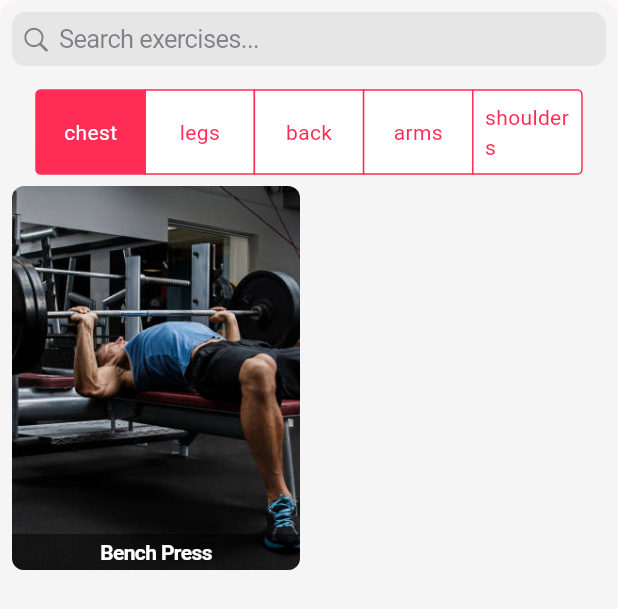
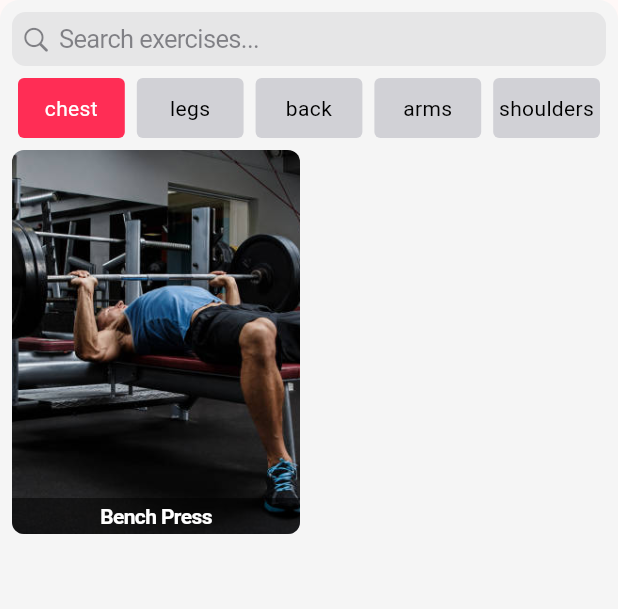
Before and after one commit to ChabanovX/gym-tracker, a Flutter app: the AddExercisePopup widget shown alone on an empty page, opened directly with empty values, after a tap on "chest", on a phone screen of 412 x 824 dp. Shown: the top 609 px of the screen. Run offline on Flutter 3.47's test engine with Material 3 defaults, Android fonts, the phone set to English and light mode, and no system bars; our stand-ins replace flutter_bloc, get_it, hive, hive_flutter; accounts and stored records are empty.

Commit message:
Fixed filtering design

```diff
--- a/lib/main.dart
+++ b/lib/main.dart
@@ -2,6 +2,7 @@ import 'package:flutter/cupertino.dart';
 import 'package:flutter_bloc/flutter_bloc.dart';
 import 'package:gymgym/models/duration_adapter.dart';
 import 'package:hive_flutter/hive_flutter.dart';
+import 'package:flutter/services.dart';
 
 import 'blocs/workout_bloc/workout_bloc.dart';
 import 'blocs/workout_bloc/workout_event.dart';
@@ -27,10 +28,9 @@ void main() async {
   // Set up dependencies injection
   setUpDependencies();
 
-  // TODO: DELETE
-  // import '../repositories/workout_repository.dart';
-  // var exercises = await getIt<WorkoutRepository>().getAllWorkouts();
-  // print(exercises[0].exerciseIds);
+  SystemChrome.setPreferredOrientations([
+    DeviceOrientation.portraitUp,
+  ]);
 
   runApp(const MainApp());
 }
--- a/lib/presentation/widgets/add_exercise_surface_popup.dart
+++ b/lib/presentation/widgets/add_exercise_surface_popup.dart
@@ -68,7 +68,8 @@ class _AddExercisePopupState extends State<AddExercisePopup> {
 
   Widget _buildSearchField() {
     return Padding(
-      padding: const EdgeInsets.all(8.0),
+      // padding: const EdgeInsets.all(8.0),
+      padding: const EdgeInsets.fromLTRB(8, 8, 8, 0),
       child: CupertinoSearchTextField(
         placeholder: 'Search exercises...',
         onChanged: (text) {
@@ -80,30 +81,54 @@ class _AddExercisePopupState extends State<AddExercisePopup> {
 
 Widget _buildCategoryFilter() {
   return Container(
-      padding: const EdgeInsets.all(8.0),
-      child: CupertinoSegmentedControl<String>(
-        children: {
-          for (var category in _categories)
-            category: Padding(
-              padding: const EdgeInsets.all(8.0),
-              child: Text(category),
-            ),
-        },
-        onValueChanged: (selectedCategory) {
+    height: 40,
+    margin: const EdgeInsets.all(8.0),
+    child: Row(
+      mainAxisAlignment: MainAxisAlignment.spaceEvenly, // Distribute buttons evenly
+      children: _categories.map((category) {
+        final isSelected = _selectedCategories.contains(category);
+        return Expanded(
+          child: GestureDetector(
+            onTap: () {
               setState(() {
-            if (_selectedCategories.contains(selectedCategory)) {
-              _selectedCategories.remove(selectedCategory);
+                if (isSelected) {
+                  _selectedCategories.remove(category);
                 } else {
-              _selectedCategories.add(selectedCategory);
+                  _selectedCategories.add(category);
                 }
                 _filterExercises(_currentQuery);
               });
             },
-        groupValue:
-            _selectedCategories.isNotEmpty ? _selectedCategories.first : null,
+            child: Container(
+              margin: const EdgeInsets.symmetric(horizontal: 4.0),
+              padding: const EdgeInsets.symmetric(horizontal: 2.0, vertical: 2.0),
+              // padding: const EdgeInsets.all(2.0),
+              decoration: BoxDecoration(
+                color: isSelected
+                    ? CupertinoColors.systemPink
+                    : CupertinoColors.systemGrey4,
+                borderRadius: BorderRadius.circular(4.0),
+              ),
+              child: Center(
+                child: Text(
+                  category,
+                  textAlign: TextAlign.center,
+                  style: TextStyle(
+                    fontSize: 14, // Adjust font size as needed
+                    color: isSelected
+                        ? CupertinoColors.white
+                        : CupertinoColors.black,
+                  ),
+                ),
+              ),
+            ),
+          ),
+        );
+      }).toList(),
     ),
   );
 }
+
 
   @override
   Widget build(BuildContext context) {
```
Also changed, not shown: 3 other files. Lines whose indentation alone changed are shown as unchanged.
